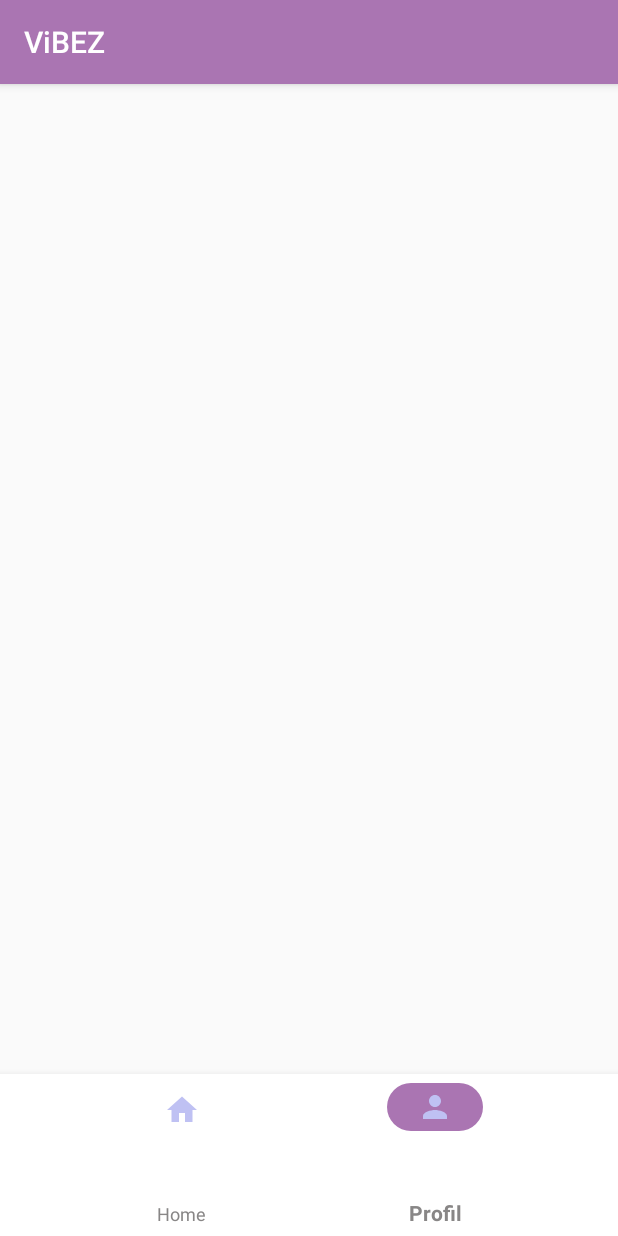
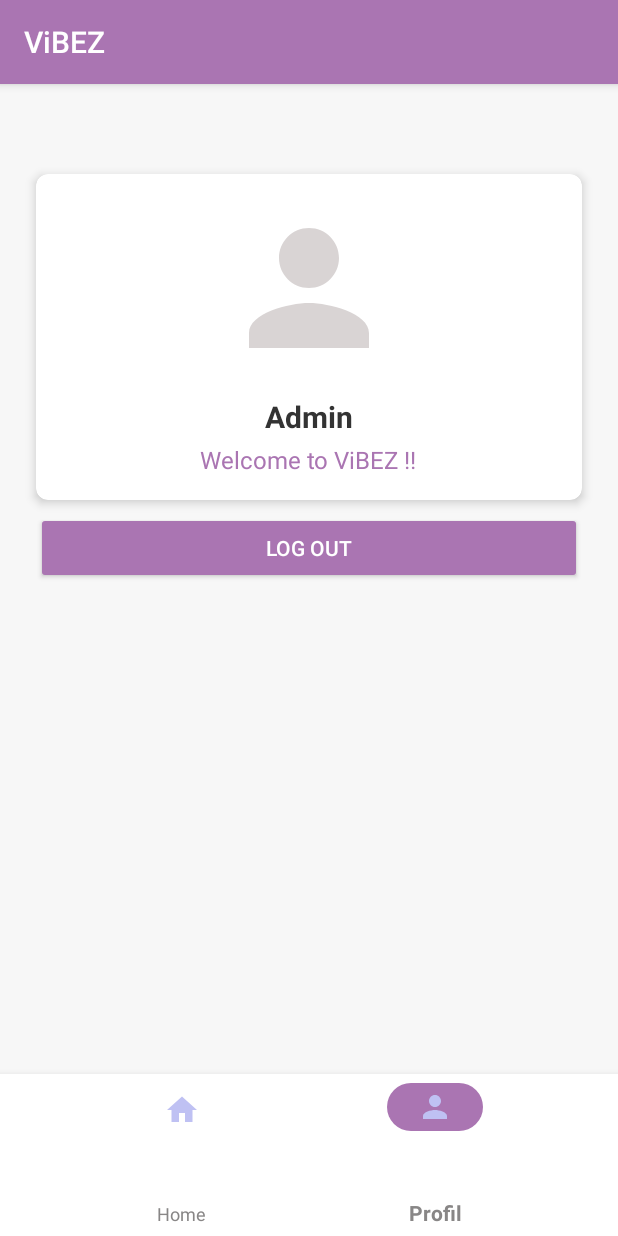
Before and after one commit to Parth200611/ViBZE, an Android app: the AdminHome screen opened directly, with no data from a screen before it, item 2 of the bottom bar chosen, on a phone screen of 412 x 824 dp. Run offline under Robolectric (Android 15) with nearby library versions, the phone set to English and light mode, and no system bars; our stand-ins replace CircleImageView; libraries missing offline, so code that uses them is left out: com.loopj.android, cz.msebera.android; 3 statements that could not run were skipped.

Commit message:
AdminDone

```diff
--- a/app/src/main/java/com/mountreachsolution/vibez/Admin/AdminHome.java
+++ b/app/src/main/java/com/mountreachsolution/vibez/Admin/AdminHome.java
@@ -1,66 +1,96 @@
 package com.mountreachsolution.vibez.Admin;
 
+import android.content.Context;
+import android.content.SharedPreferences;
 import android.os.Bundle;
 
 import androidx.fragment.app.Fragment;
+import androidx.recyclerview.widget.LinearLayoutManager;
+import androidx.recyclerview.widget.RecyclerView;
 
 import android.view.LayoutInflater;
 import android.view.View;
 import android.view.ViewGroup;
+import android.widget.TextView;
 
+import com.bumptech.glide.Glide;
+import com.loopj.android.http.AsyncHttpClient;
+import com.loopj.android.http.JsonHttpResponseHandler;
+import com.loopj.android.http.RequestParams;
 import com.mountreachsolution.vibez.R;
+import com.mountreachsolution.vibez.User.RequestPage;
+import com.mountreachsolution.vibez.urls;
 
-/**
- * A simple {@link Fragment} subclass.
- * Use the {@link AdminHome#newInstance} factory method to
- * create an instance of this fragment.
- */
+import org.json.JSONArray;
+import org.json.JSONException;
+import org.json.JSONObject;
+
+import java.util.ArrayList;
+import java.util.List;
+
+import cz.msebera.android.httpclient.Header;
+
+
 public class AdminHome extends Fragment {
+    RecyclerView rvList;
+    TextView tvNoRequest;
+    List<POJOALLUSER>pojoallusers;
+    AdpterAllUser adpterAllUser;
 
-    // TODO: Rename parameter arguments, choose names that match
-    // the fragment initialization parameters, e.g. ARG_ITEM_NUMBER
-    private static final String ARG_PARAM1 = "param1";
-    private static final String ARG_PARAM2 = "param2";
-
-    // TODO: Rename and change types of parameters
-    private String mParam1;
-    private String mParam2;
-
-    public AdminHome() {
-        // Required empty public constructor
-    }
-
-    /**
-     * Use this factory method to create a new instance of
-     * this fragment using the provided parameters.
-     *
-     * @param param1 Parameter 1.
-     * @param param2 Parameter 2.
-     * @return A new instance of fragment AdminHome.
-     */
-    // TODO: Rename and change types and number of parameters
-    public static AdminHome newInstance(String param1, String param2) {
-        AdminHome fragment = new AdminHome();
-        Bundle args = new Bundle();
-        args.putString(ARG_PARAM1, param1);
-        args.putString(ARG_PARAM2, param2);
-        fragment.setArguments(args);
-        return fragment;
-    }
-
-    @Override
-    public void onCreate(Bundle savedInstanceState) {
-        super.onCreate(savedInstanceState);
-        if (getArguments() != null) {
-            mParam1 = getArguments().getString(ARG_PARAM1);
-            mParam2 = getArguments().getString(ARG_PARAM2);
-        }
-    }
 
     @Override
     public View onCreateView(LayoutInflater inflater, ViewGroup container,
                              Bundle savedInstanceState) {
-        // Inflate the layout for this fragment
-        return inflater.inflate(R.layout.fragment_admin_home, container, false);
+
+        View view= inflater.inflate(R.layout.fragment_admin_home, container, false);
+        rvList = view.findViewById(R.id.rvLsit);
+        tvNoRequest = view.findViewById(R.id.tvNoRequest);
+        rvList.setLayoutManager(new LinearLayoutManager(getActivity()));
+        pojoallusers =new ArrayList<>();
+        getData();
+        return view;
+    }
+    private void getData() {
+        AsyncHttpClient client = new AsyncHttpClient();
+        RequestParams params = new RequestParams();
+
+
+        client.post(urls.getAllUser,params,new JsonHttpResponseHandler(){
+            @Override
+            public void onSuccess(int statusCode, Header[] headers, JSONObject response) {
+                super.onSuccess(statusCode, headers, response);
+                try {
+                    JSONArray jsonArray = response.getJSONArray("getAllUser");
+                    if (jsonArray.length()==0){
+                        tvNoRequest.setVisibility(View.VISIBLE);
+                        rvList.setVisibility(View.GONE);
+                    }
+                    for (int i=0;i<jsonArray.length();i++){
+                        JSONObject jsonObject = jsonArray.getJSONObject(i);
+                        String name=jsonObject.getString("name");
+                        String id=jsonObject.getString("id");
+                        String mobileno=jsonObject.getString("mobile");
+                        String gender=jsonObject.getString("gender");
+                        String email=jsonObject.getString("email");
+                        String image=jsonObject.getString("image");
+                        String usertype=jsonObject.getString("usertype");
+                        String username=jsonObject.getString("username");
+                        pojoallusers.add(new POJOALLUSER(id,name,mobileno,email,gender,usertype,username,image));
+
+                    }
+                    adpterAllUser=new AdpterAllUser(pojoallusers,getActivity());
+                    rvList.setAdapter(adpterAllUser);
+
+
+                } catch (JSONException e) {
+                    throw new RuntimeException(e);
+                }
+            }
+
+            @Override
+            public void onFailure(int statusCode, Header[] headers, Throwable throwable, JSONObject errorResponse) {
+                super.onFailure(statusCode, headers, throwable, errorResponse);
+            }
+        });
     }
 }
--- a/app/src/main/java/com/mountreachsolution/vibez/Admin/AdminProfil.java
+++ b/app/src/main/java/com/mountreachsolution/vibez/Admin/AdminProfil.java
@@ -1,5 +1,11 @@
 package com.mountreachsolution.vibez.Admin;
 
+import static android.content.Context.MODE_PRIVATE;
+
+import android.content.Intent;
+import android.content.SharedPreferences;
+import android.graphics.Bitmap;
+import android.net.Uri;
 import android.os.Bundle;
 
 import androidx.fragment.app.Fragment;
@@ -7,60 +13,60 @@ import androidx.fragment.app.Fragment;
 import android.view.LayoutInflater;
 import android.view.View;
 import android.view.ViewGroup;
+import android.widget.Button;
+import android.widget.ImageButton;
+import android.widget.TextView;
+import android.widget.Toast;
 
+import com.mountreachsolution.vibez.LoginActivity;
 import com.mountreachsolution.vibez.R;
 
-/**
- * A simple {@link Fragment} subclass.
- * Use the {@link AdminProfil#newInstance} factory method to
- * create an instance of this fragment.
- */
+import de.hdodenhof.circleimageview.CircleImageView;
+
+
 public class AdminProfil extends Fragment {
+    CircleImageView profileImage;
+    ImageButton editPhotoButton;
+    TextView tvUsername, tvWelcome, tvName, tvMobileNo, tvEmail, tvGender, tvUserType;
+    Button btnLogout;
+    String username;
+    Bitmap bitmap;
+    Uri filepath;
+    private  int pick_image_request=789;
 
-    // TODO: Rename parameter arguments, choose names that match
-    // the fragment initialization parameters, e.g. ARG_ITEM_NUMBER
-    private static final String ARG_PARAM1 = "param1";
-    private static final String ARG_PARAM2 = "param2";
+    private static final int PICK_IMAGE_REQUEST_PASS = 1;
 
-    // TODO: Rename and change types of parameters
-    private String mParam1;
-    private String mParam2;
-
-    public AdminProfil() {
-        // Required empty public constructor
-    }
-
-    /**
-     * Use this factory method to create a new instance of
-     * this fragment using the provided parameters.
-     *
-     * @param param1 Parameter 1.
-     * @param param2 Parameter 2.
-     * @return A new instance of fragment AdminProfil.
-     */
-    // TODO: Rename and change types and number of parameters
-    public static AdminProfil newInstance(String param1, String param2) {
-        AdminProfil fragment = new AdminProfil();
-        Bundle args = new Bundle();
-        args.putString(ARG_PARAM1, param1);
-        args.putString(ARG_PARAM2, param2);
-        fragment.setArguments(args);
-        return fragment;
-    }
-
-    @Override
-    public void onCreate(Bundle savedInstanceState) {
-        super.onCreate(savedInstanceState);
-        if (getArguments() != null) {
-            mParam1 = getArguments().getString(ARG_PARAM1);
-            mParam2 = getArguments().getString(ARG_PARAM2);
-        }
-    }
 
     @Override
     public View onCreateView(LayoutInflater inflater, ViewGroup container,
                              Bundle savedInstanceState) {
-        // Inflate the layout for this fragment
-        return inflater.inflate(R.layout.fragment_admin_profil, container, false);
+
+        View view= inflater.inflate(R.layout.fragment_admin_profil, container, false);
+        SharedPreferences sharedPreferences = getActivity().getSharedPreferences("UserPrefs", MODE_PRIVATE);
+        username = sharedPreferences.getString("username", "Guest");
+
+        btnLogout = view.findViewById(R.id.btnlogout);
+        btnLogout.setOnClickListener(new View.OnClickListener() {
+            @Override
+            public void onClick(View view) {
+                logoutUser();
+            }
+        });
+        return view;
+    }
+    private void logoutUser() {
+        // Clear saved login details from SharedPreferences
+        SharedPreferences sharedPreferences = getActivity().getSharedPreferences("UserPrefs", MODE_PRIVATE);
+        SharedPreferences.Editor editor = sharedPreferences.edit();
+        editor.clear(); // Clear all saved data
+        editor.apply();
+
+        Toast.makeText(getActivity(), "Logged out successfully!", Toast.LENGTH_SHORT).show();
+
+        // Redirect to LoginActivity
+        Intent intent = new Intent(getActivity(), LoginActivity.class);
+        intent.setFlags(Intent.FLAG_ACTIVITY_NEW_TASK | Intent.FLAG_ACTIVITY_CLEAR_TASK); // Clear backstack
+        startActivity(intent);
+        getActivity().finish();
     }
 }
--- a/app/src/main/java/com/mountreachsolution/vibez/urls.java
+++ b/app/src/main/java/com/mountreachsolution/vibez/urls.java
@@ -1,7 +1,7 @@
 package com.mountreachsolution.vibez;
 
 public class urls {
-    public static String address="http://192.168.1.4:80/vibez/";
+    public static String address="http://192.168.1.3:80/vibez/";
     public static String userregister=address+"userregister.php";
     public static String login=address+"login.php";
     public static String Profildata=address+"Profildata.php";
@@ -11,4 +11,6 @@ public class urls {
     public static String AddUserImg=address+"AddUserImg.php";
     public static String SendREquest=address+"SendREquest.php";
     public static String getRequest=address+"getRequest.php";
+    public static String getAllUser=address+"GetAllUser.php";
+    public static String removeuserA=address+"removeuserA.php";
 }
--- a/app/src/main/res/layout/fragment_admin_profil.xml
+++ b/app/src/main/res/layout/fragment_admin_profil.xml
@@ -1,14 +1,95 @@
 <?xml version="1.0" encoding="utf-8"?>
-<FrameLayout xmlns:android="http://schemas.android.com/apk/res/android"
+<ScrollView
+    xmlns:android="http://schemas.android.com/apk/res/android"
+    xmlns:app="http://schemas.android.com/apk/res-auto"
     xmlns:tools="http://schemas.android.com/tools"
     android:layout_width="match_parent"
     android:layout_height="match_parent"
-    tools:context=".Admin.AdminProfil">
+    android:background="#F7F7F7"
+    android:fillViewport="true">
 
-    <!-- TODO: Update blank fragment layout -->
-    <TextView
+    <androidx.constraintlayout.widget.ConstraintLayout
         android:layout_width="match_parent"
-        android:layout_height="match_parent"
-        android:text="@string/hello_blank_fragment" />
+        android:layout_height="wrap_content"
+        android:layout_marginBottom="300dp"
+        android:padding="16dp">
 
-</FrameLayout>
+        <!-- Profile Card -->
+        <androidx.cardview.widget.CardView
+            android:id="@+id/profileCard"
+            android:layout_width="match_parent"
+            android:layout_height="wrap_content"
+            android:layout_marginTop="100dp"
+            android:layout_marginBottom="8dp"
+            android:layout_marginStart="8dp"
+            android:layout_marginEnd="8dp"
+            app:cardElevation="4dp"
+            app:cardCornerRadius="8dp"
+            app:layout_constraintTop_toTopOf="parent">
+
+            <LinearLayout
+                android:layout_width="match_parent"
+                android:layout_height="wrap_content"
+                android:orientation="vertical"
+                android:padding="16dp">
+
+                <!-- Profile Image -->
+                <RelativeLayout
+                    android:layout_width="match_parent"
+                    android:layout_height="wrap_content">
+
+                    <de.hdodenhof.circleimageview.CircleImageView
+                        android:id="@+id/profileImage"
+                        android:layout_width="120dp"
+                        android:layout_height="120dp"
+                        android:src="@drawable/baseline_person_24"
+                        android:layout_centerHorizontal="true" />
+
+
+                </RelativeLayout>
+
+                <!-- User Name -->
+                <TextView
+                    android:id="@+id/tvUsername"
+                    android:layout_width="wrap_content"
+                    android:layout_height="wrap_content"
+                    android:layout_gravity="center_horizontal"
+                    android:text="Admin"
+                    android:textSize="20sp"
+                    android:textStyle="bold"
+                    android:textColor="#333333"
+                    android:layout_marginTop="12dp" />
+
+                <!-- Welcome Message -->
+                <TextView
+                    android:id="@+id/tvWelcome"
+                    android:layout_width="wrap_content"
+                    android:layout_height="wrap_content"
+                    android:layout_gravity="center_horizontal"
+                    android:layout_marginTop="4dp"
+                    android:text="Welcome to ViBEZ !!"
+                    android:textColor="@color/lavender"
+                    android:textSize="16sp" />
+            </LinearLayout>
+        </androidx.cardview.widget.CardView>
+
+        <!-- Details Card -->
+
+        <Button
+            android:id="@+id/btnlogout"
+            android:layout_width="match_parent"
+            android:layout_height="wrap_content"
+            android:layout_margin="8dp"
+            android:layout_marginTop="8dp"
+            android:backgroundTint="@color/lavender"
+            android:text="Log Out"
+            android:textColor="@android:color/white"
+            app:layout_constraintEnd_toEndOf="parent"
+            app:layout_constraintStart_toStartOf="parent"
+            app:layout_constraintTop_toBottomOf="@id/profileCard" />
+
+        <!-- Logout Button -->
+
+
+    </androidx.constraintlayout.widget.ConstraintLayout>
+</ScrollView>
--- a/app/src/main/res/layout/fragment_user_profil.xml
+++ b/app/src/main/res/layout/fragment_user_profil.xml
@@ -76,7 +76,7 @@
                     android:layout_height="wrap_content"
                     android:layout_gravity="center_horizontal"
                     android:layout_marginTop="4dp"
-                    android:text="Welcome to Rescue Wings !!"
+                    android:text="Welcome to ViBEZ!!"
                     android:textColor="@color/lavender"
                     android:textSize="16sp" />
             </LinearLayout>
```
Also changed, not shown: app/src/main/java/com/mountreachsolution/vibez/Admin/AdpterAllUser.java (added, +122 -0 lines), app/src/main/java/com/mountreachsolution/vibez/Admin/POJOALLUSER.java (added, +80 -0 lines), app/src/main/res/layout/adminalluser.xml (added, +146 -0 lines), app/src/main/res/layout/fragment_admin_home.xml (+31 -5 lines).
